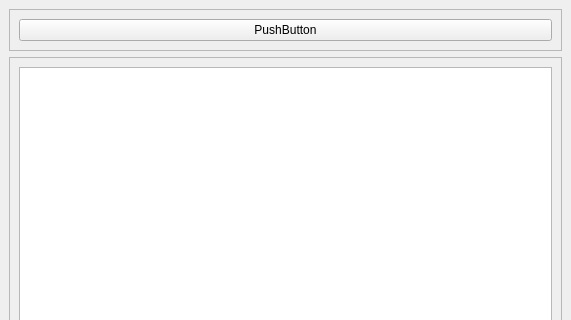
Above: layout.ui from HibernatingInsomniac/workout_tracker before the change; both pictures show x 0 to 571 and y 0 to 320 of the 571 by 507 pixel window. Below: the same form after it.
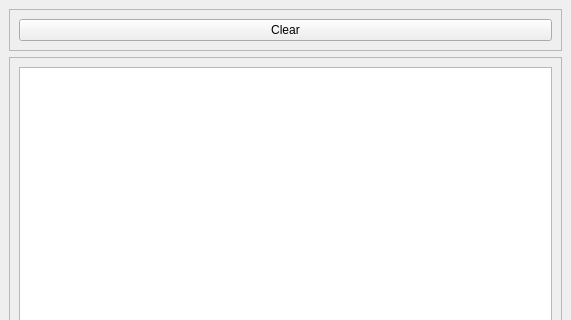
That is the form after the change.

Commit message: Add dummy data, rename button text

Patch:
```diff
--- a/layout.ui
+++ b/layout.ui
@@ -27,7 +27,7 @@
        <item row="0" column="0">
         <widget class="QPushButton" name="pbClearTable">
          <property name="text">
-          <string>PushButton</string>
+          <string>Clear</string>
          </property>
         </widget>
        </item>
```
Left out of the diff: 2 changed lines with no effect on the pictures. The commit also changes 1 other file.
